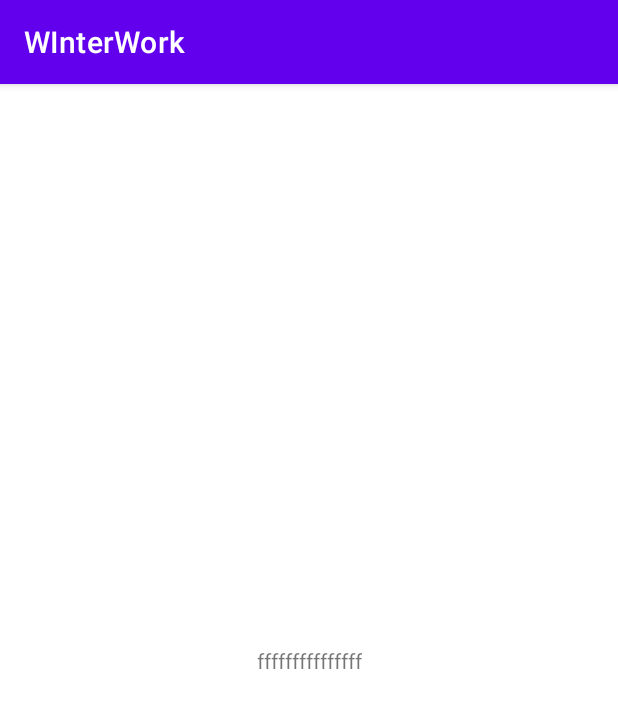
After one commit to Faller665/WInterWork, an Android app: the Fragment_future screen opened directly, with no data from a screen before it, on a phone screen of 412 x 824 dp. The commit adds this screen. Shown: the top 708 px of the screen. Run offline under Robolectric (Android 15) with nearby library versions, the phone set to English and light mode, and no system bars; 1 statement that could not run was skipped.

Commit message:
初步完成了主界面的编写，但是依然有Toast不显示和无法刷新fragment主线程的问题

```diff
--- a/app/build.gradle
+++ b/app/build.gradle
@@ -41,5 +41,6 @@ dependencies {
         implementation 'com.github.bumptech.glide:glide:4.11.0'
         annotationProcessor 'com.github.bumptech.glide:compiler:4.11.0'
     }
-
+    implementation "androidx.viewpager2:viewpager2:1.0.0"
+    implementation 'com.google.android.material:material:1.5.0-alpha02'
 }
--- a/app/src/main/AndroidManifest.xml
+++ b/app/src/main/AndroidManifest.xml
@@ -18,7 +18,7 @@
         android:theme="@style/Theme.WInterWork"
         tools:targetApi="31">
         <activity
-            android:name=".MainActivity"
+            android:name=".Main"
             android:exported="false">
             <meta-data
                 android:name="android.app.lib_name"
--- /dev/null
+++ b/app/src/main/java/com/example/winterwork/BackInterface.java
@@ -0,0 +1,7 @@
+package com.example.winterwork;
+
+import androidx.fragment.app.Fragment;
+
+public interface BackInterface {
+    public Fragment back();
+}
--- /dev/null
+++ b/app/src/main/java/com/example/winterwork/Fragment_future.java
@@ -0,0 +1,22 @@
+package com.example.winterwork;
+
+import android.os.Bundle;
+import android.view.LayoutInflater;
+import android.view.View;
+import android.view.ViewGroup;
+
+import androidx.annotation.NonNull;
+import androidx.annotation.Nullable;
+import androidx.fragment.app.Fragment;
+
+public class Fragment_future extends Fragment {
+
+ @Nullable
+@Override
+public View onCreateView(@NonNull LayoutInflater inflater, @Nullable ViewGroup container, @Nullable Bundle savedInstanceState) {
+    return inflater.inflate(R.layout.fragment_future,container,false);
+}
+    public void onViewCreated(View view,Bundle savedInstanceState){
+        super.onViewCreated(view,savedInstanceState);
+    }
+}
--- /dev/null
+++ b/app/src/main/java/com/example/winterwork/Main.java
@@ -0,0 +1,96 @@
+package com.example.winterwork;
+
+import androidx.annotation.NonNull;
+import androidx.appcompat.app.AppCompatActivity;
+import androidx.fragment.app.Fragment;
+import androidx.viewpager2.widget.ViewPager2;
+
+import android.os.Bundle;
+import android.widget.TextView;
+import android.widget.Toast;
+
+import org.json.JSONArray;
+import org.json.JSONObject;
+
+import java.io.IOException;
+import java.util.ArrayList;
+
+import okhttp3.Call;
+import okhttp3.Callback;
+import okhttp3.HttpUrl;
+import okhttp3.OkHttpClient;
+import okhttp3.Request;
+import okhttp3.Response;
+
+public class Main extends AppCompatActivity {
+private TextView Weather;
+private String weatherJson;
+private String weather;
+private ViewPager2 vp;
+private ArrayList<BackInterface> data;
+    @Override
+    protected void onCreate(Bundle savedInstanceState) {
+        super.onCreate(savedInstanceState);
+        setContentView(R.layout.activity_main);
+        initView();
+        getData();
+        data.add(new BackInterface() {
+            @Override
+            public Fragment back() {
+                return new Fragment_future();
+            }
+        });
+        data.add(new BackInterface() {
+            @Override
+            public Fragment back() {
+                return new Fragment_today();
+            }
+        });
+        VP_adapter adapter=new VP_adapter(this,data);
+        vp.setAdapter(adapter);
+    }
+    private void initView(){
+        Weather =findViewById(R.id.tt_weather);
+         vp=findViewById(R.id.Vp2_mian);
+         data=new ArrayList<>();
+    }
+//    通过网络请求获取数据
+    private void getData(){
+        OkHttpClient client=new OkHttpClient();
+        HttpUrl.Builder builder=HttpUrl.parse("https://v2.alapi.cn/api/weather/forecast").newBuilder();
+        builder.addQueryParameter("location","重庆");
+        Request request=new Request.Builder()
+                .url(builder.build())
+                .addHeader("token","RAOQHDgr4TZmvLkl")
+                .build();
+        Call call= client.newCall(request);
+        call.enqueue(new Callback() {
+            @Override
+            public void onFailure(@NonNull Call call, @NonNull IOException e) {
+                Toast.makeText(Main.this, "请求失败", Toast.LENGTH_SHORT).show();
+            }
+
+            @Override
+            public void onResponse(@NonNull Call call, @NonNull Response response) throws IOException {
+                weatherJson=response.body().string();
+                try {
+                    JSONObject jsonObject=new JSONObject(weatherJson);
+                    JSONObject data=jsonObject.getJSONObject("data");
+                    JSONArray daily_forecast=data.getJSONArray("daily_forecast");
+                    for (int i = 0; i < 1; i++) {
+                        JSONObject today=daily_forecast.getJSONObject(i);
+                         weather=today.getString("cond_txt_n");
+                    }
+                    runOnUiThread(new Runnable() {
+                        @Override
+                        public void run() {
+                         Weather.setText(weather);
+                        }
+                    });
+                } catch (Exception e) {
+                    e.printStackTrace();
+                }
+            }
+        });
+    }
+}
--- a/app/src/main/java/com/example/winterwork/Register.java
+++ b/app/src/main/java/com/example/winterwork/Register.java
@@ -3,6 +3,7 @@ package com.example.winterwork;
 import androidx.annotation.NonNull;
 import androidx.appcompat.app.AppCompatActivity;
 
+import android.content.Intent;
 import android.os.Bundle;
 import android.view.View;
 import android.widget.Button;
@@ -76,6 +77,8 @@ private String registerJson;
                         JSONObject jsonObject=new JSONObject(registerJson);
                         int errorCode=jsonObject.getInt("errorCode");
                         if(errorCode==0){
+                            Intent intent=new Intent(Register.this,Login.class);
+                            startActivity(intent);
                             Toast.makeText(Register.this, "注册成功", Toast.LENGTH_SHORT).show();
                         }
                         else{
--- /dev/null
+++ b/app/src/main/java/com/example/winterwork/VP_adapter.java
@@ -0,0 +1,27 @@
+package com.example.winterwork;
+
+import androidx.annotation.NonNull;
+import androidx.fragment.app.Fragment;
+import androidx.fragment.app.FragmentActivity;
+import androidx.viewpager2.adapter.FragmentStateAdapter;
+
+import java.util.ArrayList;
+
+public class VP_adapter extends FragmentStateAdapter {
+    public final ArrayList<BackInterface> data;
+
+    public VP_adapter(@NonNull FragmentActivity fragmentActivity, ArrayList<BackInterface> data){
+        super(fragmentActivity);
+        this.data=data;
+    }
+    @NonNull
+    @Override
+    public Fragment createFragment(int position) {
+        return data.get(position).back();
+    }
+
+    @Override
+    public int getItemCount() {
+        return data.size();
+    }
+}
--- /dev/null
+++ b/app/src/main/res/drawable/shape_rectangle.xml
@@ -0,0 +1,6 @@
+<?xml version="1.0" encoding="utf-8"?>
+<shape xmlns:android="http://schemas.android.com/apk/res/android"
+    android:shape="rectangle">
+<corners android:radius="100dp"/>
+    <solid android:color="#F0F0F0"/>
+</shape>
--- a/app/src/main/res/layout/activity_login.xml
+++ b/app/src/main/res/layout/activity_login.xml
@@ -41,6 +41,8 @@
         android:layout_width="200dp"
         android:layout_height="wrap_content"
         android:hint="账号"
+        android:textColorHint="@color/teal_200"
+        android:textColorLink="@color/black"
         app:layout_constraintBottom_toBottomOf="parent"
         app:layout_constraintEnd_toEndOf="parent"
         app:layout_constraintStart_toStartOf="parent"
@@ -52,6 +54,7 @@
         android:layout_width="200dp"
         android:layout_height="wrap_content"
         android:hint="密码"
+         android:textColorHint="@color/teal_200"
         app:layout_constraintBottom_toBottomOf="parent"
         app:layout_constraintEnd_toEndOf="parent"
         app:layout_constraintStart_toStartOf="parent"
--- /dev/null
+++ b/app/src/main/res/layout/activity_main.xml
@@ -0,0 +1,17 @@
+<?xml version="1.0" encoding="utf-8"?>
+<androidx.constraintlayout.widget.ConstraintLayout xmlns:android="http://schemas.android.com/apk/res/android"
+    xmlns:tools="http://schemas.android.com/tools"
+    android:layout_width="match_parent"
+    android:layout_height="match_parent"
+    tools:context=".Main">
+
+    <androidx.viewpager2.widget.ViewPager2
+        android:id="@+id/Vp2_mian"
+        android:layout_width="match_parent"
+        android:layout_height="match_parent"
+        tools:ignore="MissingConstraints"
+        tools:layout_editor_absoluteX="dp"
+        tools:layout_editor_absoluteY="0dp" />
+
+
+</androidx.constraintlayout.widget.ConstraintLayout>
--- /dev/null
+++ b/app/src/main/res/layout/fragment_future.xml
@@ -0,0 +1,17 @@
+<?xml version="1.0" encoding="utf-8"?>
+<androidx.constraintlayout.widget.ConstraintLayout xmlns:android="http://schemas.android.com/apk/res/android"
+    xmlns:app="http://schemas.android.com/apk/res-auto"
+    xmlns:tools="http://schemas.android.com/tools"
+    android:layout_width="match_parent"
+    android:layout_height="match_parent">
+
+    <TextView
+        android:layout_width="wrap_content"
+        android:layout_height="wrap_content"
+        android:text="fffffffffffffff"
+        app:layout_constraintBottom_toBottomOf="parent"
+        app:layout_constraintEnd_toEndOf="parent"
+        app:layout_constraintStart_toStartOf="parent"
+        app:layout_constraintTop_toTopOf="parent" />
+
+</androidx.constraintlayout.widget.ConstraintLayout>
```
Also changed, not shown: app/src/main/java/com/example/winterwork/Fragment_today.java (added, +22 -0 lines), app/src/main/java/com/example/winterwork/Login.java (+3 -4 lines), app/src/main/res/layout/fragment_taday.xml (added, +19 -0 lines).
